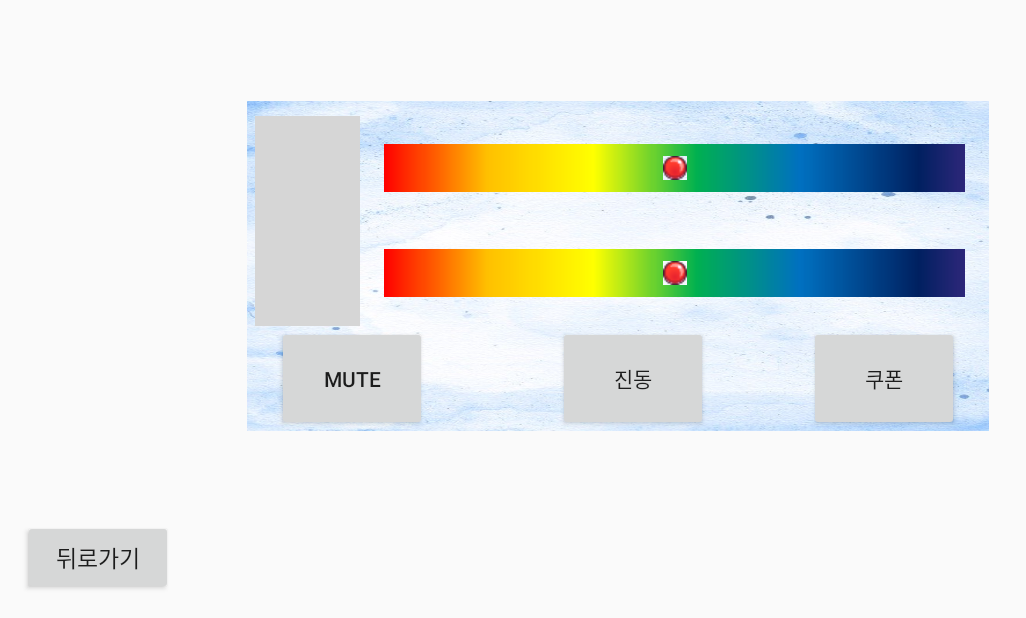
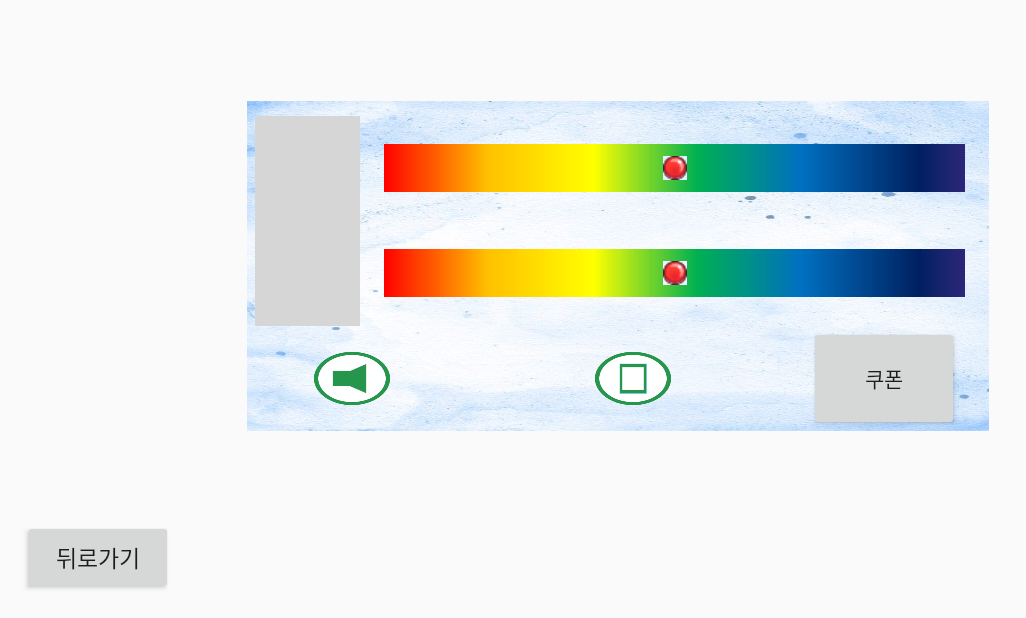
Before and after one commit to SeoHuh/RainbowDefense, an Android app: the SettingActivity screen opened directly, with no data from a screen before it, on a phone screen of 824 x 412 dp (held sideways). Shown: the whole screen, without its empty margins (0-1026 px from the left). Run offline under Robolectric (Android 15) with nearby library versions, the phone set to English and light mode, and no system bars; our stand-ins replace Room's generated code; grey boxes are pictures that could not be loaded.

Commit message:
status button images added

```diff
--- a/app/src/main/res/layout/activity_setting.xml
+++ b/app/src/main/res/layout/activity_setting.xml
@@ -97,10 +97,10 @@
             app:layout_constraintTop_toBottomOf="@id/setting_effectset">
 
             <Button
+                android:background="@drawable/sound"
                 android:id="@+id/btn_mute"
                 android:layout_width="100dp"
                 android:layout_height="70dp"
-                android:text="mute"
                 app:layout_constraintBottom_toBottomOf="parent"
                 app:layout_constraintEnd_toEndOf="parent"
                 app:layout_constraintHorizontal_bias="0.05"
@@ -108,7 +108,7 @@
                 app:layout_constraintTop_toTopOf="parent" />
 
             <Button
-                android:text="진동"
+                android:background="@drawable/novibration"
                 android:id="@+id/btn_vibrate"
                 android:layout_width="100dp"
                 android:layout_height="70dp"
```
Also changed, not shown: app/src/main/res/drawable/mute.png (added), app/src/main/res/drawable/novibration.png (added), app/src/main/res/drawable/pause.png (added), app/src/main/res/drawable/play.png (added), app/src/main/res/drawable/sound.png (added), app/src/main/res/drawable/vibration.png (added).
